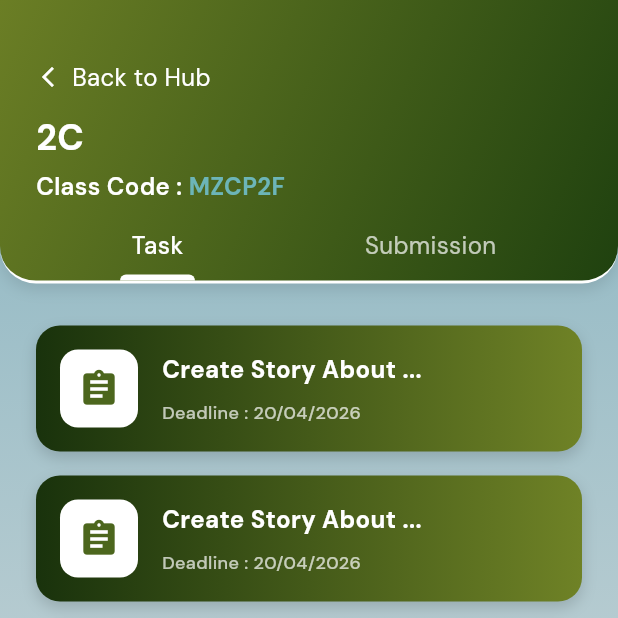
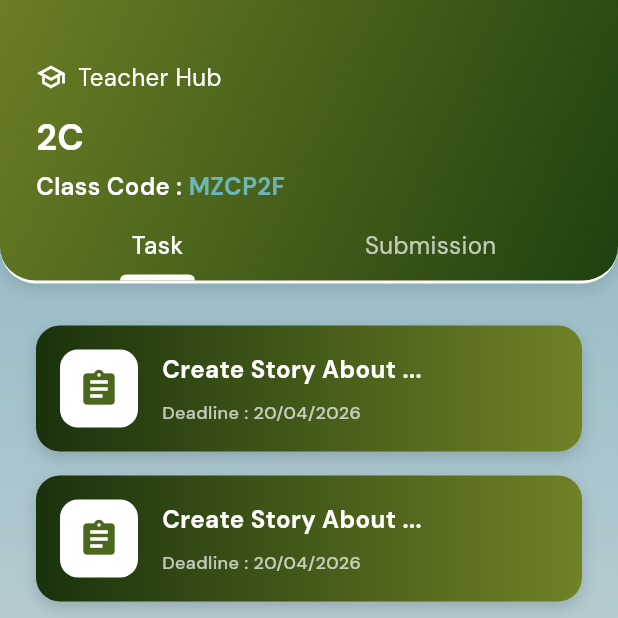
Before and after one commit to dzhax499/komet-app, a Flutter app: the KelasDetailPage screen opened directly with empty values, on a phone screen of 412 x 824 dp, the top half of it. Run offline on Flutter 3.47's test engine with Material 3 defaults, Android fonts, the phone set to English and light mode, and no system bars; our stand-ins replace connectivity_plus, equatable, flutter_bloc, get_it, go_router, google_fonts and 3 more; accounts and stored records are empty.

Commit message:
fix: update review route and sync class detail parameters

```diff
--- a/lib/features/kelas/presentation/pages/kelas_detail_page.dart
+++ b/lib/features/kelas/presentation/pages/kelas_detail_page.dart
@@ -5,6 +5,7 @@ import '../widgets/create_task_dialog.dart';
 
 class KelasDetailPage extends StatefulWidget {
   final String kelasId;
+
   const KelasDetailPage({super.key, required this.kelasId});
 
   @override
@@ -102,25 +103,18 @@ class _KelasDetailPageState extends State<KelasDetailPage> {
         children: [
           Row(
             children: [
-              GestureDetector(
-                onTap: () => Navigator.pop(context),
-                child: const Row(
-                  children: [
-                    Icon(
-                      Icons.arrow_back_ios_new,
+              const Icon(
+                Icons.school_outlined,
                 color: Colors.white,
-                      size: 16,
+                size: 20,
               ),
-                    SizedBox(width: 8),
-                    Text(
-                      'Back to Hub',
+              const SizedBox(width: 8),
+              const Text(
+                'Teacher Hub',
                 style: TextStyle(
                   color: Colors.white,
                   fontSize: 16,
                   fontWeight: FontWeight.w400,
-                      ),
-                    ),
-                  ],
                 ),
               ),
             ],
--- a/lib/features/kelas/presentation/widgets/submission_card.dart
+++ b/lib/features/kelas/presentation/widgets/submission_card.dart
@@ -1,4 +1,5 @@
 import 'package:flutter/material.dart';
+import 'package:go_router/go_router.dart';
 
 class SubmissionCard extends StatelessWidget {
   const SubmissionCard({super.key});
@@ -7,7 +8,7 @@ class SubmissionCard extends StatelessWidget {
   Widget build(BuildContext context) {
     return GestureDetector(
       onTap: () {
-        // Navigasi ke halaman review nanti ditaruh di sini
+        context.pushNamed('reviewDetail');
       },
       child: Container(
         margin: const EdgeInsets.symmetric(horizontal: 24, vertical: 8),
```
Also changed, not shown: lib/core/router/app_router.dart (+7 -10 lines). Lines whose indentation alone changed are shown as unchanged.
